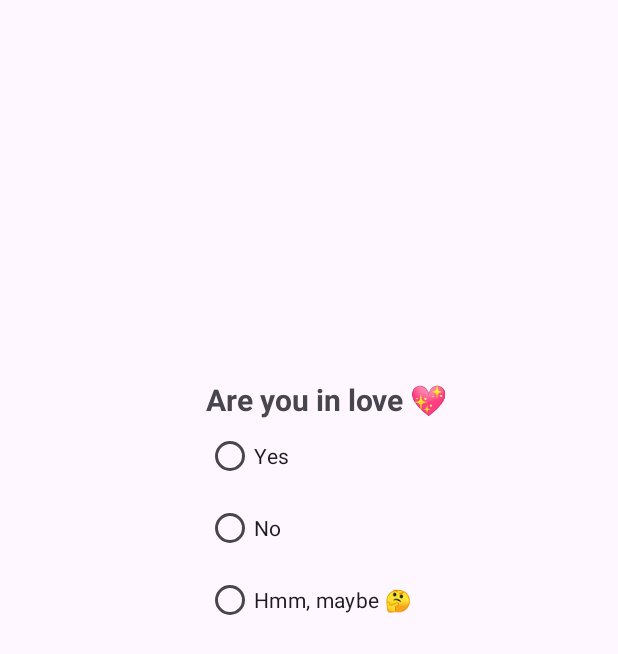
After one commit to MichaelNdunwa/Widgets, an Android app: the RadioButton screen opened directly, with no data from a screen before it, on a phone screen of 412 x 824 dp. The commit adds this screen. Shown: the top 654 px of the screen. Run offline under Robolectric (Android 15) with nearby library versions, the phone set to English and light mode, and no system bars.

Commit message:
Widgets App

```diff
--- /dev/null
+++ b/app/src/main/java/com/michael/widgets/RadioButton.kt
@@ -0,0 +1,27 @@
+package com.michael.widgets
+
+import androidx.appcompat.app.AppCompatActivity
+import android.os.Bundle
+import android.widget.Button
+import android.widget.RadioGroup
+import com.google.android.material.snackbar.Snackbar
+
+class RadioButton : AppCompatActivity() {
+
+    private lateinit var radioGroup: RadioGroup
+    private lateinit var radioButton: Button
+
+    override fun onCreate(savedInstanceState: Bundle?) {
+        super.onCreate(savedInstanceState)
+        setContentView(R.layout.activity_radio_button)
+
+        radioGroup = findViewById(R.id.radioGroup)
+        radioGroup.setOnCheckedChangeListener { group, checkedId ->
+            radioButton = findViewById(checkedId)
+
+            when (radioButton.id) {
+                R.id.yesRadioButton -> { Snackbar.make(this, "Lover boy 😍, congratulations though 🥳", Snackbar.LENGTH_SHORT).show() }
+            }
+        }
+    }
+}
--- a/app/src/main/res/layout/activity_main.xml
+++ b/app/src/main/res/layout/activity_main.xml
@@ -11,7 +11,7 @@
         android:layout_width="wrap_content"
         android:layout_height="wrap_content"
         android:layout_marginTop="212dp"
-        android:text="Radio Button 1"
+        android:text="Radio Group"
         app:layout_constraintEnd_toEndOf="parent"
         app:layout_constraintStart_toStartOf="parent"
         app:layout_constraintTop_toTopOf="parent" />
@@ -20,7 +20,7 @@
         android:id="@+id/radioButton2"
         android:layout_width="wrap_content"
         android:layout_height="wrap_content"
-        android:text="Radio Button 2"
+        android:text="Radio Button"
         app:layout_constraintEnd_toEndOf="parent"
         app:layout_constraintStart_toStartOf="parent"
         app:layout_constraintTop_toBottomOf="@id/radioButton1" />
--- /dev/null
+++ b/app/src/main/res/layout/activity_radio_button.xml
@@ -0,0 +1,48 @@
+<?xml version="1.0" encoding="utf-8"?>
+<androidx.constraintlayout.widget.ConstraintLayout xmlns:android="http://schemas.android.com/apk/res/android"
+    xmlns:app="http://schemas.android.com/apk/res-auto"
+    xmlns:tools="http://schemas.android.com/tools"
+    android:layout_width="match_parent"
+    android:layout_height="match_parent"
+    tools:context=".RadioButton">
+
+    <TextView
+        android:layout_width="wrap_content"
+        android:layout_height="wrap_content"
+        android:text="Are you in love 💖"
+        android:textSize="20sp"
+        android:textStyle="bold"
+        app:layout_constraintBottom_toTopOf="@id/radioGroup"
+        app:layout_constraintStart_toStartOf="@id/radioGroup"/>
+    <RadioGroup
+        android:id="@+id/radioGroup"
+        android:layout_width="wrap_content"
+        android:layout_height="wrap_content"
+        app:layout_constraintStart_toStartOf="parent"
+        app:layout_constraintEnd_toEndOf="parent"
+        app:layout_constraintBottom_toBottomOf="parent"
+        android:orientation="vertical"
+        android:layout_marginBottom="400dp">
+
+        <RadioButton
+            android:id="@+id/yesRadioButton"
+            android:layout_width="wrap_content"
+            android:layout_height="wrap_content"
+            android:text="Yes"/>
+
+        <RadioButton
+            android:id="@+id/noRadioButton"
+            android:layout_width="wrap_content"
+            android:layout_height="wrap_content"
+            android:text="No"/>
+
+        <RadioButton
+            android:id="@+id/maybeRadioButton"
+            android:layout_width="wrap_content"
+            android:layout_height="wrap_content"
+            android:text="Hmm, maybe 🤔"/>
+
+
+    </RadioGroup>
+
+</androidx.constraintlayout.widget.ConstraintLayout>
```
Also changed, not shown: app/src/main/AndroidManifest.xml (+18 -0 lines), app/src/main/java/com/michael/widgets/CheckBox1.kt (added, +11 -0 lines), app/src/main/java/com/michael/widgets/CheckBox2.kt (added, +11 -0 lines), app/src/main/java/com/michael/widgets/MainActivity.kt (+41 -0 lines), app/src/main/java/com/michael/widgets/Seek_Bar.kt (added, +11 -0 lines), app/src/main/java/com/michael/widgets/Toggle_Button.kt (added, +11 -0 lines), app/src/main/res/layout/activity_check_box1.xml (added, +9 -0 lines), app/src/main/res/layout/activity_check_box2.xml (added, +9 -0 lines), app/src/main/res/layout/activity_seek_bar.xml (added, +9 -0 lines), app/src/main/res/layout/activity_toggle_button.xml (added, +9 -0 lines).
